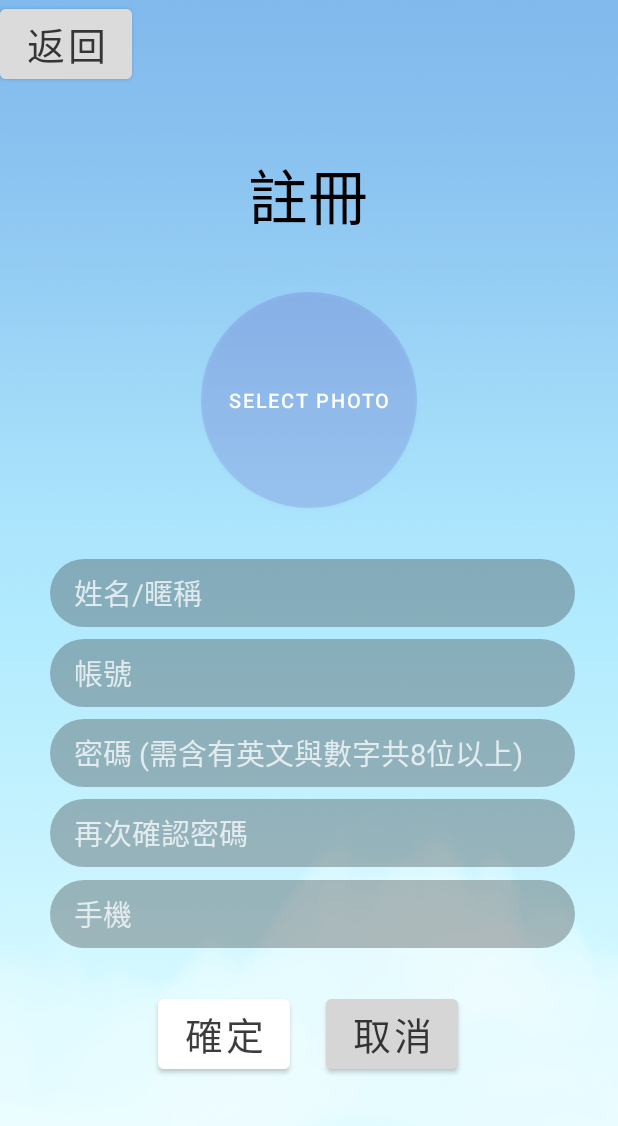
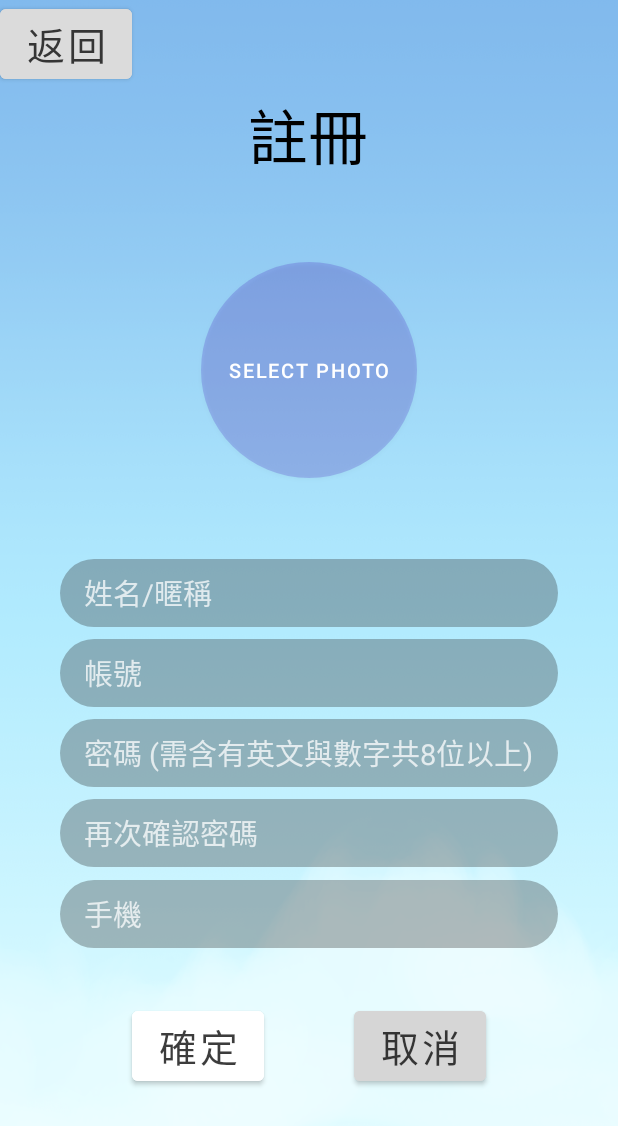
Before and after one commit to TwPanTsu/final1new, an Android app: the RegisterActivity screen opened directly, with no data from a screen before it, on a phone screen of 412 x 824 dp. Shown: the top 1126 px of the screen. Run offline under Robolectric (Android 15) with nearby library versions, the light colour scheme and no system bars; our stand-ins replace CircleImageView, Firebase (no records; nobody signed in at launch, a user with empty details on screens opened directly).

Commit message:
註冊頁面實作選擇圖片上傳，group_information內的user頭像實作被顯示

```diff
--- a/app/src/main/java/com/example/final1/GroupActivity.kt
+++ b/app/src/main/java/com/example/final1/GroupActivity.kt
@@ -69,6 +69,11 @@ class GroupActivity : AppCompatActivity() {
             startActivity(intent)
         }
 
+        setting_btn_grp.setOnClickListener{
+            val intent = Intent(this, Setting_and_Privacy::class.java)
+            startActivity(intent)
+        }
+
 
     }
 }
--- a/app/src/main/res/drawable/rounded_photo_select.xml
+++ b/app/src/main/res/drawable/rounded_photo_select.xml
@@ -1,7 +1,7 @@
 <?xml version="1.0" encoding="utf-8"?>
 <shape xmlns:android="http://schemas.android.com/apk/res/android">
 
-    <solid android:color="#20000000"/>
+    <solid android:color="#30000000"/>
     <corners android:radius="72dp"/>
 
 </shape>
--- a/app/src/main/res/layout/activity_group.xml
+++ b/app/src/main/res/layout/activity_group.xml
@@ -90,7 +90,7 @@
 
     <!-- 按鈕：設定(前往activity_setting_and_privacy頁面) -->
     <ImageButton
-        android:id="@+id/setting_btn"
+        android:id="@+id/setting_btn_grp"
         android:layout_width="45dp"
         android:layout_height="45dp"
         app:srcCompat="@drawable/ic_settings"
--- a/app/src/main/res/layout/activity_group_information.xml
+++ b/app/src/main/res/layout/activity_group_information.xml
@@ -198,9 +198,9 @@
         android:layout_below="@id/LinearLayout_text"
         android:layout_alignParentStart="true"
         android:layout_alignParentEnd="true"
-        android:layout_marginStart="20dp"
-        android:layout_marginTop="10dp"
-        android:layout_marginEnd="20dp"
+        android:layout_marginStart="16dp"
+        android:layout_marginTop="0dp"
+        android:layout_marginEnd="16dp"
         android:layout_marginBottom="0dp"
         android:background="?android:selectableItemBackground"
         app:layoutManager="androidx.recyclerview.widget.LinearLayoutManager"
--- a/app/src/main/res/layout/activity_register.xml
+++ b/app/src/main/res/layout/activity_register.xml
@@ -13,7 +13,7 @@
         android:id="@+id/textView"
         android:layout_width="wrap_content"
         android:layout_height="wrap_content"
-        android:layout_marginTop="100dp"
+        android:layout_marginTop="60dp"
         android:layout_marginBottom="88dp"
         android:text="註冊"
         android:textColor="@color/black"
@@ -27,8 +27,10 @@
 
     <EditText
         android:id="@+id/account_name"
-        android:layout_width="350dp"
+        android:layout_width="match_parent"
         android:layout_height="45dp"
+        android:layout_marginStart="40dp"
+        android:layout_marginEnd="40dp"
         android:background="@drawable/rounded_edttext_register"
         android:ems="10"
         android:hint="姓名/暱稱"
@@ -46,11 +48,11 @@
 
     <EditText
         android:id="@+id/account_id"
-        android:layout_width="350dp"
+        android:layout_width="match_parent"
         android:layout_height="45dp"
-        android:layout_marginStart="111dp"
+        android:layout_marginStart="40dp"
         android:layout_marginTop="8dp"
-        android:layout_marginEnd="111dp"
+        android:layout_marginEnd="40dp"
         android:background="@drawable/rounded_edttext_register"
         android:ems="10"
         android:hint="帳號"
@@ -66,9 +68,11 @@
 
     <EditText
         android:id="@+id/passwords"
-        android:layout_width="350dp"
+        android:layout_width="match_parent"
         android:layout_height="45dp"
+        android:layout_marginStart="40dp"
         android:layout_marginTop="8dp"
+        android:layout_marginEnd="40dp"
         android:background="@drawable/rounded_edttext_register"
         android:ems="10"
         android:hint="密碼 (需含有英文與數字共8位以上)"
@@ -84,9 +88,11 @@
 
     <EditText
         android:id="@+id/passwords_check"
-        android:layout_width="350dp"
+        android:layout_width="match_parent"
         android:layout_height="45dp"
+        android:layout_marginStart="40dp"
         android:layout_marginTop="8dp"
+        android:layout_marginEnd="40dp"
         android:background="@drawable/rounded_edttext_register"
         android:ems="10"
         android:hint="再次確認密碼"
@@ -102,8 +108,10 @@
 
     <EditText
         android:id="@+id/phone_num"
-        android:layout_width="350dp"
+        android:layout_width="match_parent"
         android:layout_height="45dp"
+        android:layout_marginStart="40dp"
+        android:layout_marginEnd="40dp"
         android:background="@drawable/rounded_edttext_register"
         android:ems="10"
         android:hint="手機"
@@ -123,14 +131,13 @@
         android:id="@+id/button_confirm_register"
         android:layout_width="wrap_content"
         android:layout_height="wrap_content"
-        android:layout_marginTop="28dp"
+        android:layout_marginStart="88dp"
+        android:layout_marginTop="36dp"
         android:backgroundTint="#FFFFFF"
         android:text="確定"
         android:textColor="#C3000000"
         android:textSize="25sp"
-        app:layout_constraintEnd_toEndOf="@+id/phone_num"
-        app:layout_constraintHorizontal_bias="0.274"
-        app:layout_constraintStart_toStartOf="@+id/phone_num"
+        app:layout_constraintStart_toStartOf="parent"
         app:layout_constraintTop_toBottomOf="@+id/phone_num" />
 
     <Button
@@ -138,11 +145,14 @@
         android:layout_width="wrap_content"
         android:layout_height="wrap_content"
         android:layout_marginStart="24dp"
+        android:layout_marginEnd="88dp"
         android:backgroundTint="#D6D6D6"
         android:text="取消"
         android:textColor="#C1000000"
         android:textSize="25sp"
         app:layout_constraintBottom_toBottomOf="@+id/button_confirm_register"
+        app:layout_constraintEnd_toEndOf="parent"
+        app:layout_constraintHorizontal_bias="1.0"
         app:layout_constraintStart_toEndOf="@+id/button_confirm_register"
         app:layout_constraintTop_toTopOf="@+id/button_confirm_register"
         app:layout_constraintVertical_bias="0.0" />
@@ -170,4 +180,15 @@
         app:layout_constraintStart_toStartOf="parent"
         app:layout_constraintTop_toBottomOf="@+id/textView" />
 
+    <de.hdodenhof.circleimageview.CircleImageView
+        android:id="@+id/select_photo_rgs_imgview"
+        android:layout_width="144dp"
+        android:layout_height="144dp"
+        app:civ_border_width="4dp"
+        app:civ_border_color="@color/white"
+        app:layout_constraintBottom_toBottomOf="@+id/select_photo_rgs"
+        app:layout_constraintEnd_toEndOf="@+id/select_photo_rgs"
+        app:layout_constraintStart_toStartOf="@+id/select_photo_rgs"
+        app:layout_constraintTop_toTopOf="@+id/select_photo_rgs" />
+
 </androidx.constraintlayout.widget.ConstraintLayout>
--- a/app/src/main/res/layout/member.xml
+++ b/app/src/main/res/layout/member.xml
@@ -16,17 +16,19 @@
         android:text="Text"
         android:textColor="@color/black"
         android:textSize="20dp"
+        android:gravity="center_vertical"
         app:layout_constraintBottom_toBottomOf="@+id/userpic"
         app:layout_constraintEnd_toEndOf="parent"
         app:layout_constraintStart_toEndOf="@+id/userpic"
         app:layout_constraintTop_toTopOf="@+id/userpic" />
 
-    <ImageView
+    <de.hdodenhof.circleimageview.CircleImageView
         android:id="@+id/userpic"
         android:layout_width="48dp"
         android:layout_height="48dp"
-        android:layout_marginStart="16dp"
         android:layout_marginTop="16dp"
+        app:civ_border_width="1dp"
+        app:civ_border_color="@color/Green6"
         app:layout_constraintStart_toStartOf="parent"
         app:layout_constraintTop_toTopOf="parent"
         tools:srcCompat="@tools:sample/avatars" />
--- a/build.gradle
+++ b/build.gradle
@@ -8,7 +8,7 @@ buildscript {
     dependencies {
         classpath "com.android.tools.build:gradle:4.2.2"
         classpath "org.jetbrains.kotlin:kotlin-gradle-plugin:$kotlin_version"
-        classpath 'com.google.gms:google-services:4.3.8'
+        classpath 'com.google.gms:google-services:4.3.10'
 
         /*
         classpath 'com.google.gms:google-services:4.3.8'//firebase要加的
```
Also changed, not shown: app/build.gradle (+5 -2 lines), app/src/main/java/com/example/final1/GroupInformationActivity.kt (+22 -2 lines), app/src/main/java/com/example/final1/RegisterActivity.kt (+40 -0 lines).
